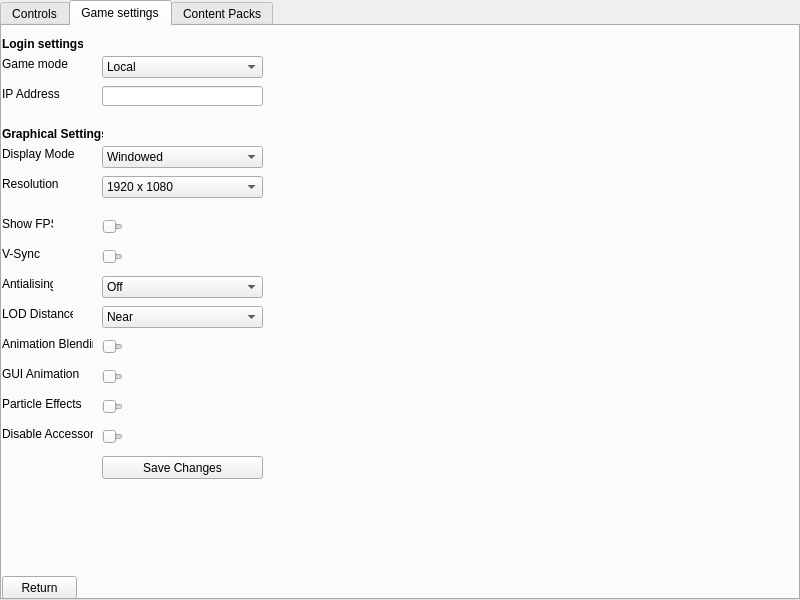
First picture: the form in ui/options_menu.ui, repository CrankySupertoon/ToontownServer, before the edit.
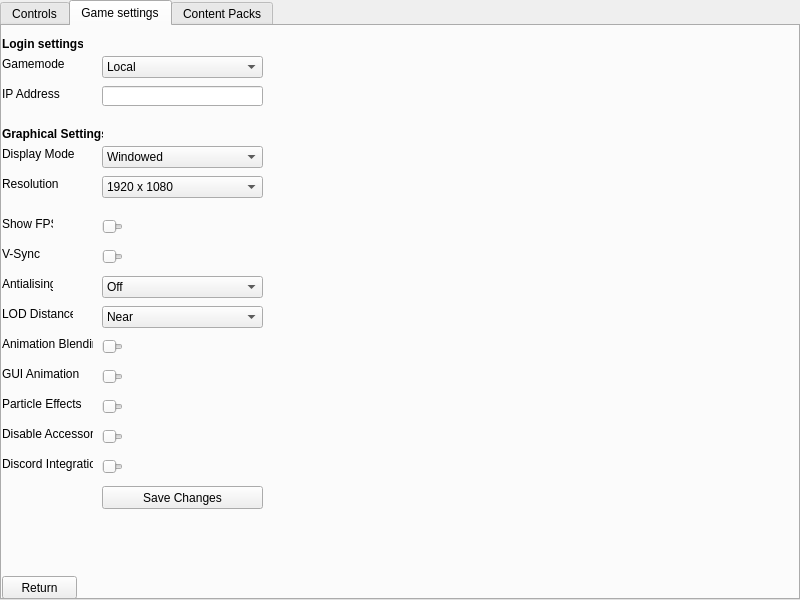
Second picture: the form after the edit. The open tabs and pages were chosen to show the change.

```diff
--- a/ui/options_menu.ui
+++ b/ui/options_menu.ui
@@ -826,7 +826,7 @@
       </rect>
      </property>
      <property name="text">
-      <string>Game mode</string>
+      <string>Gamemode</string>
      </property>
     </widget>
     <widget class="QLabel" name="label_2">
@@ -1279,7 +1279,7 @@
      <property name="geometry">
       <rect>
        <x>100</x>
-       <y>430</y>
+       <y>460</y>
        <width>161</width>
        <height>23</height>
       </rect>
@@ -1288,6 +1288,35 @@
       <string>Save Changes</string>
      </property>
     </widget>
+    <widget class="QLabel" name="label_41">
+     <property name="geometry">
+      <rect>
+       <x>0</x>
+       <y>430</y>
+       <width>91</width>
+       <height>16</height>
+      </rect>
+     </property>
+     <property name="text">
+      <string>Discord Integration</string>
+     </property>
+    </widget>
+    <widget class="QSlider" name="discordIntergration">
+     <property name="geometry">
+      <rect>
+       <x>100</x>
+       <y>430</y>
+       <width>21</width>
+       <height>22</height>
+      </rect>
+     </property>
+     <property name="maximum">
+      <number>1</number>
+     </property>
+     <property name="orientation">
+      <enum>Qt::Horizontal</enum>
+     </property>
+    </widget>
    </widget>
    <widget class="QWidget" name="tab_2">
     <attribute name="title">
```
Left out of the diff: 2 changed lines with no effect on the pictures.
